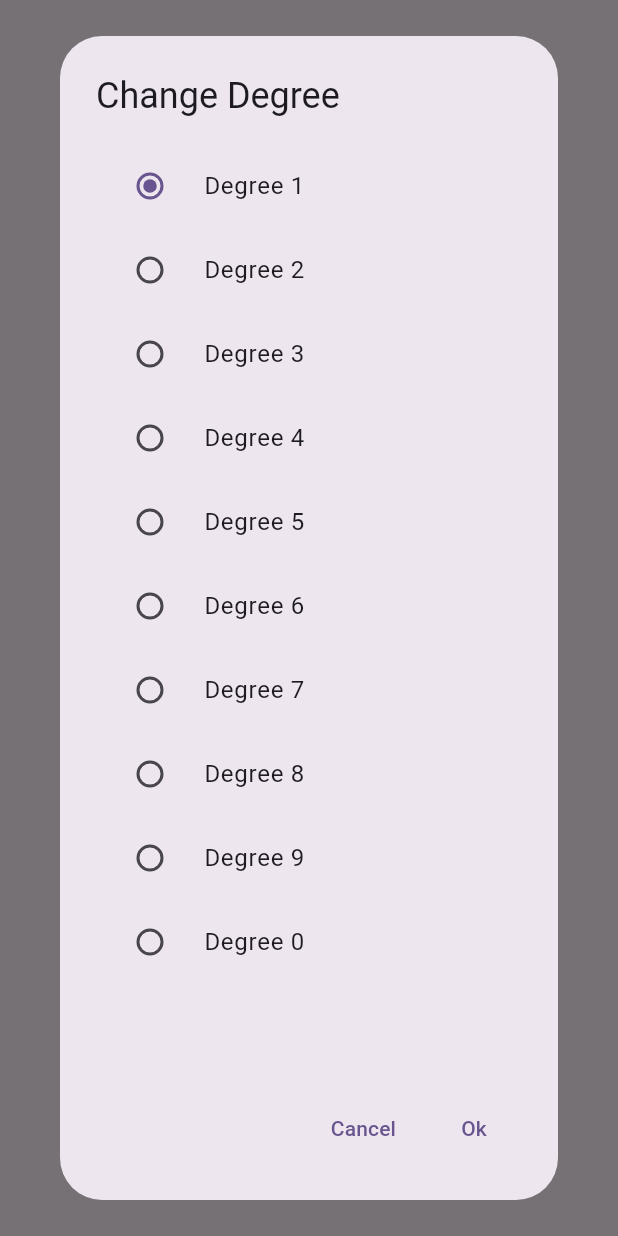
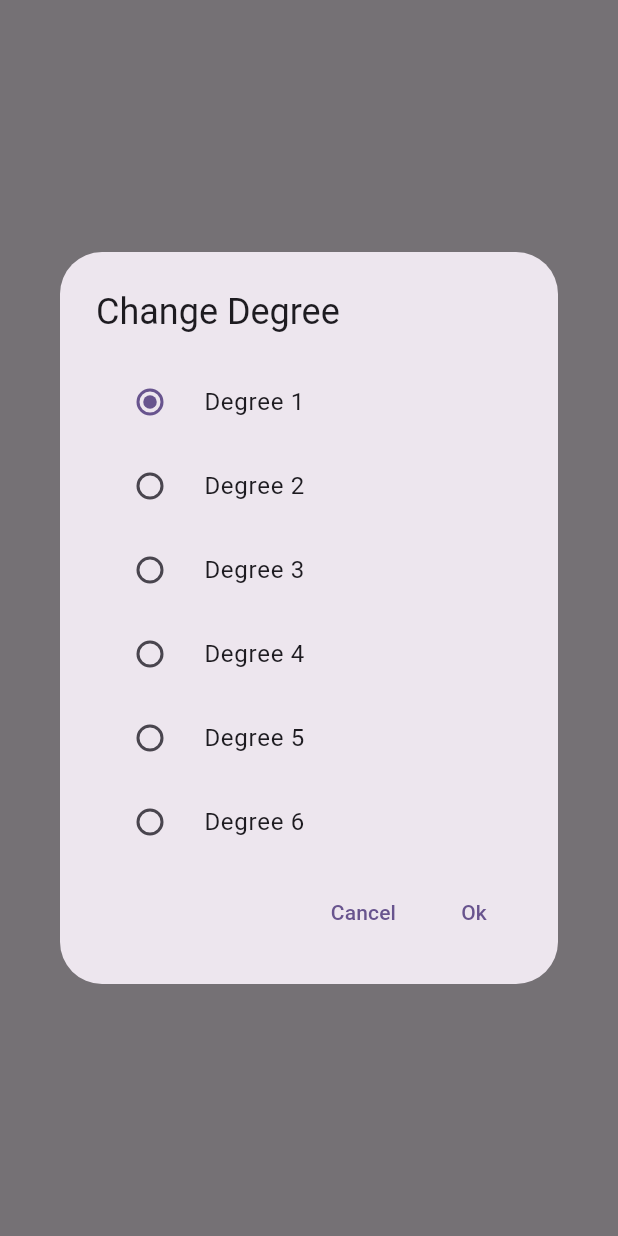
Before and after one commit to yuorb/enthrirhc, a Flutter app: what showDegreeDialog() shows on an empty page, opened directly with empty values, on a phone screen of 412 x 824 dp. Run offline on Flutter 3.47's test engine with Material 3 defaults, Android fonts, the phone set to English and light mode, and no system bars; our stand-ins replace drift, file_picker, flutter_markdown, flutter_svg, package_info_plus, shared_preferences and 1 more; missing offline and left inert: prompt_dialog, sqlite3; accounts and stored records are empty; generated files the repository leaves out were written again.

Commit message:
Improve "Change Degree" dialog style

```diff
--- a/lib/pages/construct/degree_dialog.dart
+++ b/lib/pages/construct/degree_dialog.dart
@@ -6,13 +6,18 @@ Future<Degree?> showDegreeDialog(BuildContext context, Degree initialValue) {
     context: context,
     builder: (context) {
       Degree selectedValue = initialValue;
+      ScrollController scrollController = ScrollController();
       return StatefulBuilder(
         builder: (context, setState) => AlertDialog(
           title: const Text("Change Degree"),
           content: SizedBox(
-            width: double.maxFinite,
+            width: 320,
+            height: 320,
+            child: Scrollbar(
+              controller: scrollController,
               child: ListView(
                 // mainAxisSize: MainAxisSize.min,
+                controller: scrollController,
                 children: [
                   {
                     "value": Degree.d1,
@@ -34,10 +39,7 @@ Future<Degree?> showDegreeDialog(BuildContext context, Degree initialValue) {
                     "value": Degree.d5,
                     "title": "Degree 5",
                   },
-                {
-                  "value": Degree.d6,
-                  "title": "Degree 6",
-                },
+                  {"value": Degree.d6, "title": "Degree 6"},
                   {
                     "value": Degree.d7,
                     "title": "Degree 7",
@@ -72,6 +74,7 @@ Future<Degree?> showDegreeDialog(BuildContext context, Degree initialValue) {
                 }).toList(),
               ),
             ),
+          ),
           actions: [
             TextButton(
               onPressed: () => Navigator.pop(context),
```
Lines whose indentation alone changed are shown as unchanged.
